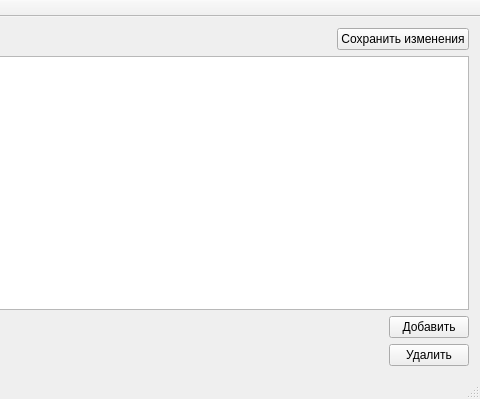
Before: the Qt Designer form mainwindow.ui in murmax/DBP, drawn with Qt 5; both pictures show x 318 to 798 and y 0 to 399 of the 798 by 399 pixel window.
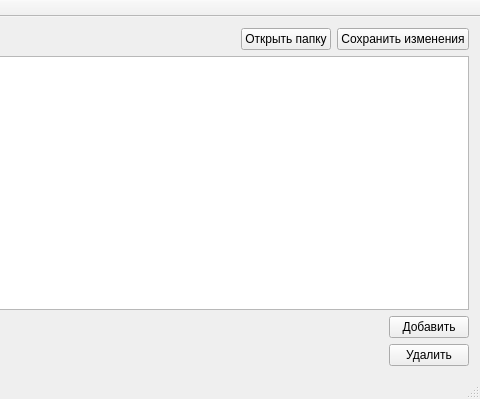
After: the same form once the commit is applied.

Patch:
```diff
--- a/mainwindow.ui
+++ b/mainwindow.ui
@@ -58,6 +58,13 @@
         </property>
        </spacer>
       </item>
+      <item>
+       <widget class="QPushButton" name="pushButton_6">
+        <property name="text">
+         <string>Открыть папку</string>
+        </property>
+       </widget>
+      </item>
       <item>
        <widget class="QPushButton" name="pushButton_5">
         <property name="text">
```
